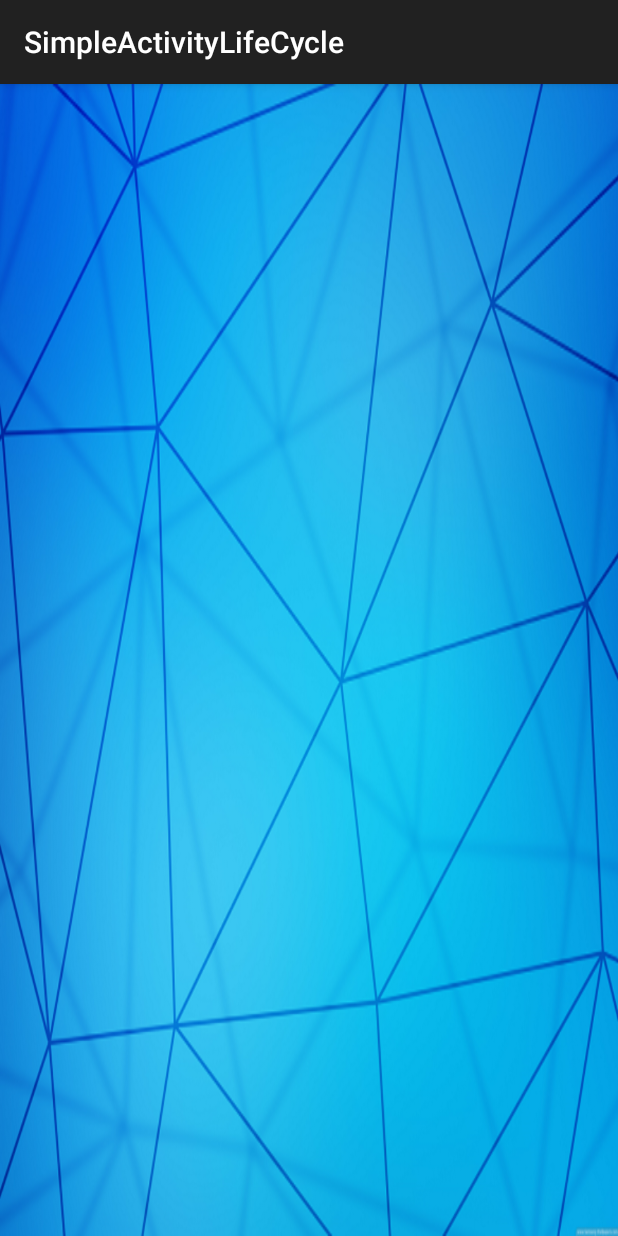
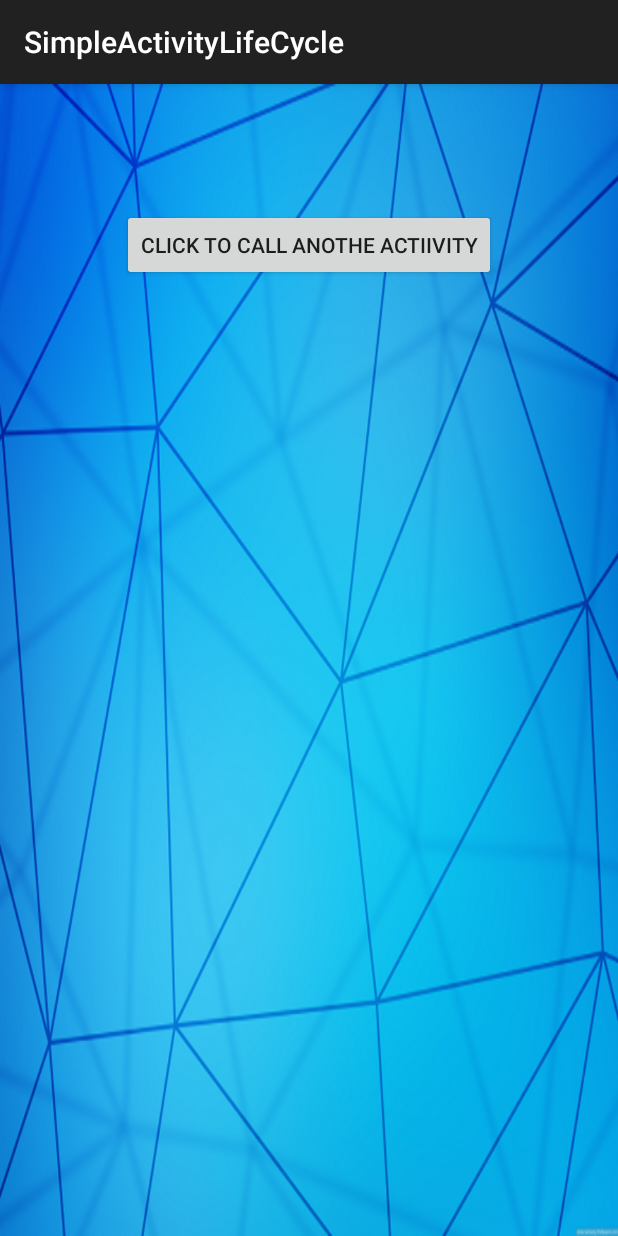
Before and after one commit to faheema/SimplyAndroidTutorials, an Android app: the screen it shows after launch (MainActivity), on a phone screen of 412 x 824 dp. Run offline under Robolectric (Android 15) with nearby library versions, the phone set to English and light mode, and no system bars.

Commit message:
Activity Lifecycle

```diff
--- a/SimpleActivityLifeCycle/app/src/main/AndroidManifest.xml
+++ b/SimpleActivityLifeCycle/app/src/main/AndroidManifest.xml
@@ -16,6 +16,9 @@
                 <category android:name="android.intent.category.LAUNCHER" />
             </intent-filter>
         </activity>
+        <activity android:name=".AnotherActivity"
+            android:label="Another Activity">
+        </activity>
     </application>
 
 </manifest>
--- a/SimpleActivityLifeCycle/app/src/main/java/ss/salc/ActivityLifeCycle/MainActivity.java
+++ b/SimpleActivityLifeCycle/app/src/main/java/ss/salc/ActivityLifeCycle/MainActivity.java
@@ -1,7 +1,9 @@
 package ss.salc.ActivityLifeCycle;
 
+import android.content.Intent;
 import android.support.v7.app.AppCompatActivity;
 import android.os.Bundle;
+import android.view.View;
 import android.widget.Toast;
 
 public class MainActivity extends AppCompatActivity {
@@ -17,6 +19,10 @@ public class MainActivity extends AppCompatActivity {
         Toast.makeText(this, "onCreate",  Toast.LENGTH_SHORT).show();
     }
 
+    public void onClickButton(View view)
+    {
+        startActivity(new Intent(MainActivity.this, AnotherActivity.class));
+    }
     /**onStart() and onStop()
      Use to setup code that starts/stops the activity. Unlike onResume() and onPause(), it includes Paused state as well.
      onRestart()Called when the activity is restarted. It is followed by onStart() and onResume().
--- a/SimpleActivityLifeCycle/app/src/main/res/layout/activity_main.xml
+++ b/SimpleActivityLifeCycle/app/src/main/res/layout/activity_main.xml
@@ -6,4 +6,13 @@
     android:paddingBottom="@dimen/activity_vertical_margin" tools:context=".MainActivity"
     android:background="@drawable/bg_img">
 
+    <Button
+        android:layout_width="wrap_content"
+        android:layout_height="wrap_content"
+        android:text="Click to call anothe Actiivity"
+        android:id="@+id/button"
+        android:onClick="onClickButton"
+        android:layout_alignParentTop="true"
+        android:layout_centerHorizontal="true"
+        android:layout_marginTop="67dp" />
 </RelativeLayout>
```
Also changed, not shown: SimpleActivityLifeCycle/app/src/main/java/ss/salc/ActivityLifeCycle/AnotherActivity.java (added, +59 -0 lines), SimpleActivityLifeCycle/app/src/main/res/layout/activity_another.xml (added, +10 -0 lines), 2 other files.
